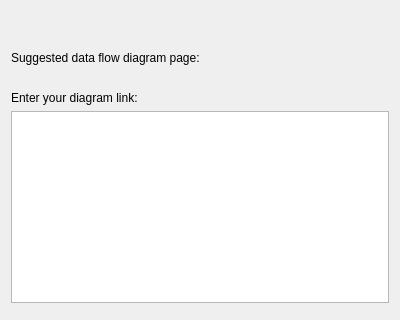
The window that iotpentool/gui/data_flow_diagram.ui (sarunasil/iotPenTool) describes before a commit, drawn with Qt 5; both pictures show x 0 to 400 and y 0 to 320 of the 400 by 814 pixel window.
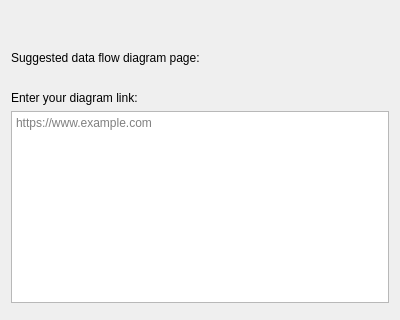
The same window after the commit.

Patch:
```diff
--- a/iotpentool/gui/data_flow_diagram.ui
+++ b/iotpentool/gui/data_flow_diagram.ui
@@ -65,6 +65,9 @@
        <verstretch>0</verstretch>
       </sizepolicy>
      </property>
+     <property name="placeholderText">
+      <string>https://www.example.com</string>
+     </property>
     </widget>
    </item>
    <item>
```
